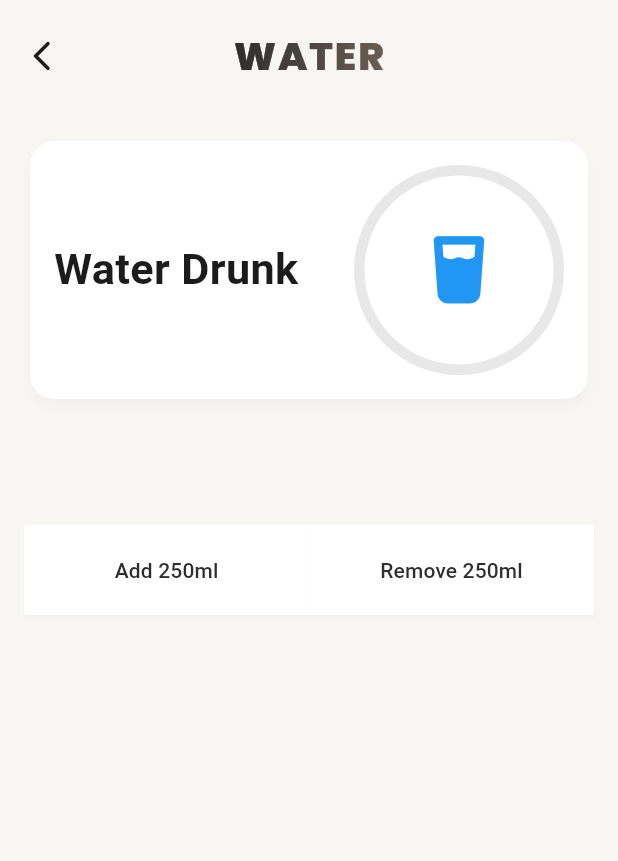
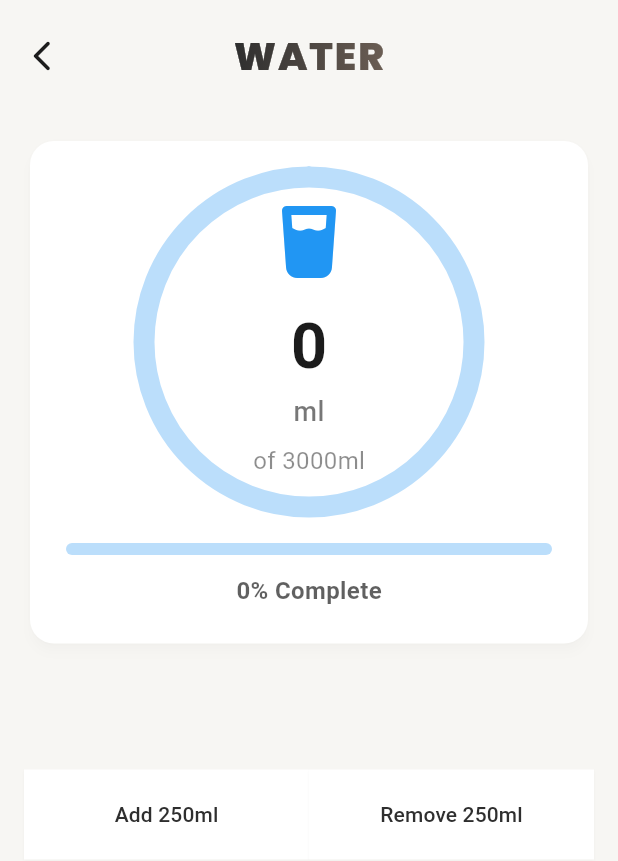
Before and after one commit to Gr8V/FuelIQ, a Flutter app: the WaterPage screen opened directly, on a phone screen of 412 x 824 dp. Shown: the top 861 px of the screen. Run offline on Flutter 3.47's test engine with Material 3 defaults, Android fonts, the phone set to English and light mode, and no system bars; our stand-ins replace auto_size_text, fl_chart, flutter_local_notifications, font_awesome_flutter, google_fonts, shared_preferences; missing offline and left inert: mobile_scanner; accounts and stored records are empty.

Commit message:
changed log_water page ui

```diff
--- a/fuel_iq/lib/pages/main/log/log_water.dart
+++ b/fuel_iq/lib/pages/main/log/log_water.dart
@@ -5,6 +5,7 @@ import 'package:fuel_iq/models/daily_data.dart';
 import 'package:fuel_iq/utils/utils.dart';
 import 'package:provider/provider.dart';
 import 'package:fuel_iq/providers/daily_data_provider.dart';
+
 class WaterPage extends StatefulWidget {
   const WaterPage({super.key});
 
@@ -12,7 +13,34 @@ class WaterPage extends StatefulWidget {
   State<WaterPage> createState() => _WaterPageState();
 }
 
-class _WaterPageState extends State<WaterPage> {
+class _WaterPageState extends State<WaterPage> with SingleTickerProviderStateMixin {
+  AnimationController? _animationController;
+
+  @override
+  void initState() {
+    super.initState();
+    _animationController = AnimationController(
+      vsync: this,
+      duration: const Duration(milliseconds: 400),
+    );
+  }
+
+  @override
+  void dispose() {
+    _animationController?.dispose();
+    super.dispose();
+  }
+
+  void _addWater(double amount) async {
+    final provider = Provider.of<DailyDataProvider>(context, listen: false);
+    DailyDataModel day = provider.getDailyData(todaysDate) ?? DailyDataModel();
+
+    day.water += amount;
+    await provider.updateDailyData(todaysDate, day);
+
+    _animationController?.forward(from: 0);
+  }
+
   @override
   Widget build(BuildContext context) {
     final theme = Theme.of(context);
@@ -23,16 +51,16 @@ class _WaterPageState extends State<WaterPage> {
 
     final double waterDrunk = dailyData.water;
     final double dailyWaterTarget = dailyData.waterTarget;
+    final double percentage = (waterDrunk / dailyWaterTarget * 100).clamp(0, 100);
 
     return Scaffold(
       appBar: CustomAppBar(title: "water"),
-
       body: Padding(
         padding: const EdgeInsets.all(16.0),
         child: Column(
           crossAxisAlignment: CrossAxisAlignment.stretch,
           children: [
-            // ---- WATER CARD ----
+            // ---- ENHANCED WATER CARD ----
             Card(
               elevation: 3,
               color: colorScheme.surface,
@@ -40,32 +68,110 @@ class _WaterPageState extends State<WaterPage> {
                 borderRadius: BorderRadius.circular(16),
               ),
               child: Padding(
-                padding: const EdgeInsets.all(16.0),
-                child: Row(
-                  mainAxisAlignment: MainAxisAlignment.spaceBetween,
+                padding: const EdgeInsets.all(24.0),
+                child: Column(
                   children: [
-                    Flexible(
-                      child: Text(
-                        'Water Drunk',
-                        overflow: TextOverflow.ellipsis,
-                        style: TextStyle(
-                          fontSize: MediaQuery.of(context).size.width * 0.07,
-                          fontWeight: FontWeight.bold,
-                          color: colorScheme.onSurface,
+                    // Large Circular Progress Indicator
+                    ScaleTransition(
+                      scale: Tween<double>(begin: 1.0, end: 1.05).animate(
+                        CurvedAnimation(
+                          parent: _animationController ?? AnimationController(vsync: this, duration: Duration.zero),
+                          curve: Curves.easeOut,
+                        ),
+                      ),
+                      child: SizedBox(
+                        height: 220,
+                        width: 220,
+                        child: Stack(
+                          alignment: Alignment.center,
+                          children: [
+                            // Background Circle
+                            SizedBox(
+                              height: 220,
+                              width: 220,
+                              child: CircularProgressIndicator(
+                                value: 1.0,
+                                strokeWidth: 14,
+                                color: Colors.blue.shade100,
+                                strokeCap: StrokeCap.round,
+                              ),
+                            ),
+                            // Progress Circle
+                            SizedBox(
+                              height: 220,
+                              width: 220,
+                              child: CircularProgressIndicator(
+                                value: (waterDrunk / dailyWaterTarget).clamp(0.0, 1.0),
+                                strokeWidth: 14,
+                                backgroundColor: Colors.transparent,
+                                color: Colors.blue,
+                                strokeCap: StrokeCap.round,
+                              ),
+                            ),
+                            // Center Content
+                            Column(
+                              mainAxisAlignment: MainAxisAlignment.center,
+                              children: [
+                                Icon(
+                                  FontAwesomeIcons.glassWater,
+                                  size: 48,
+                                  color: Colors.blue,
+                                ),
+                                const SizedBox(height: 16),
+                                Text(
+                                  '${(waterDrunk * 1000).toInt()}',
+                                  style: TextStyle(
+                                    fontSize: 42,
+                                    fontWeight: FontWeight.bold,
+                                    color: colorScheme.onSurface,
+                                  ),
+                                ),
+                                Text(
+                                  'ml',
+                                  style: TextStyle(
+                                    fontSize: 18,
+                                    color: colorScheme.onSurface.withValues(alpha: 0.6),
+                                    fontWeight: FontWeight.w500,
+                                  ),
+                                ),
+                                const SizedBox(height: 8),
+                                Text(
+                                  'of ${(dailyWaterTarget * 1000).toInt()}ml',
+                                  style: TextStyle(
+                                    fontSize: 16,
+                                    color: colorScheme.onSurface.withValues(alpha: 0.5),
+                                  ),
+                                ),
+                              ],
+                            ),
+                          ],
                         ),
                       ),
                     ),
-                    const SizedBox(width: 16),
-                    MacroTile(
-                      eaten: waterDrunk,
-                      goal: dailyWaterTarget,
-                      size: 140,
-                      bgColor:
-                          theme.colorScheme.onSurface.withValues(alpha: 0.1),
-                      fgColor: Colors.blue,
-                      icon: FontAwesomeIcons.glassWater,
-                      strokeWidth: 7,
-                      label: 'Water',
+
+                    const SizedBox(height: 24),
+
+                    // Progress Bar
+                    ClipRRect(
+                      borderRadius: BorderRadius.circular(8),
+                      child: LinearProgressIndicator(
+                        value: (waterDrunk / dailyWaterTarget).clamp(0.0, 1.0),
+                        minHeight: 8,
+                        backgroundColor: Colors.blue.shade100,
+                        color: Colors.blue,
+                      ),
+                    ),
+
+                    const SizedBox(height: 12),
+
+                    // Percentage Text
+                    Text(
+                      '${percentage.toInt()}% Complete',
+                      style: TextStyle(
+                        fontSize: 16,
+                        fontWeight: FontWeight.w600,
+                        color: colorScheme.onSurface.withValues(alpha: 0.7),
+                      ),
                     ),
                   ],
                 ),
@@ -74,7 +180,7 @@ class _WaterPageState extends State<WaterPage> {
 
             const SizedBox(height: 80),
 
-            // ---- BUTTONS ROW ----
+            // ---- ORIGINAL BUTTONS ROW ----
             Row(
               children: [
                 Expanded(
@@ -85,21 +191,11 @@ class _WaterPageState extends State<WaterPage> {
                       minimumSize: const Size(double.infinity, 60),
                     ),
                     onPressed: () async {
-                      final provider =
-                          Provider.of<DailyDataProvider>(context, listen: false);
-
-                      DailyDataModel day =
-                          provider.getDailyData(todaysDate) ??
-                              DailyDataModel();
-
-                      day.water += 0.25; // Add 250ml
-
-                      await provider.updateDailyData(todaysDate, day);
+                      _addWater(0.25);
                     },
                     child: const Text("Add 250ml"),
                   ),
                 ),
-
                 Expanded(
                   child: ElevatedButton(
                     style: ElevatedButton.styleFrom(
```
